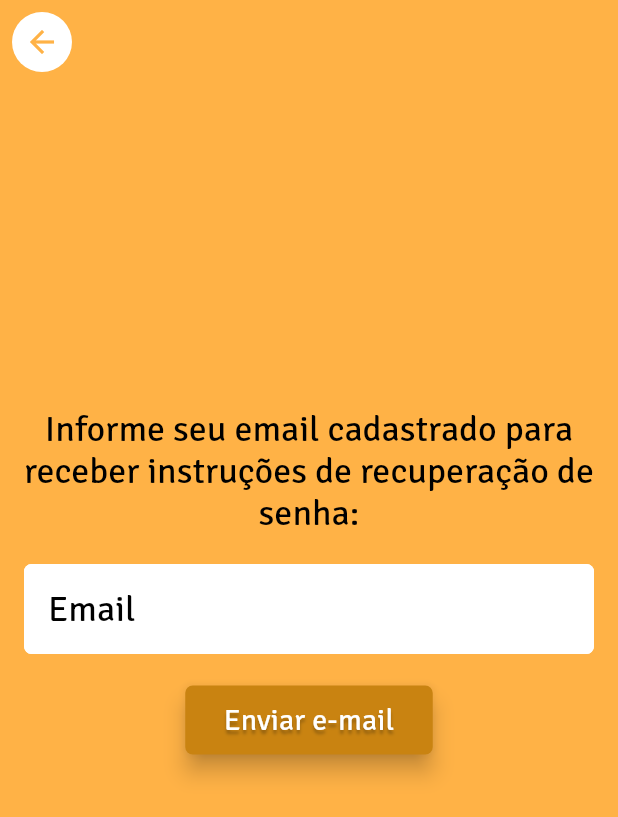
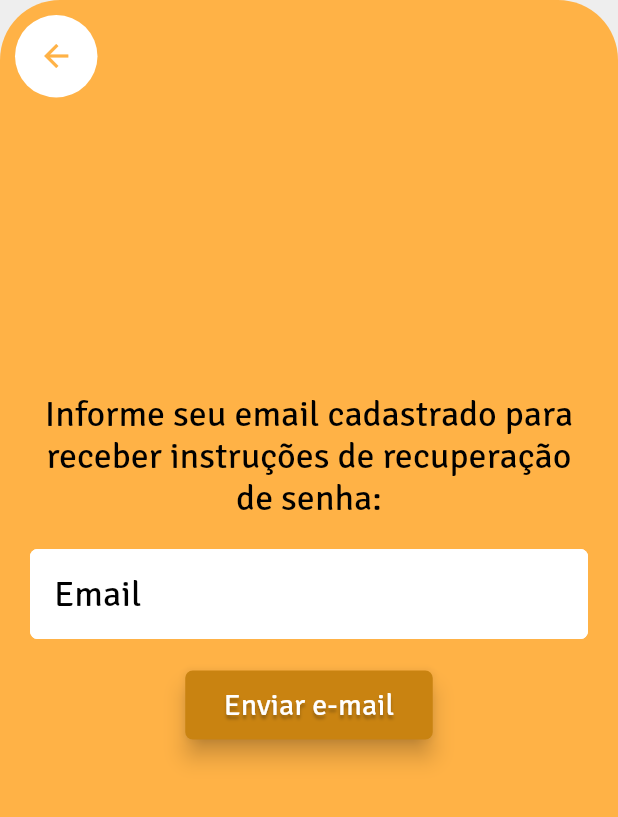
Before and after one commit to ElissonRochaa/MOBILE-25.1-ArtHub, a Flutter app: the TelaEsqueceuSenha screen opened by its route, on a phone screen of 412 x 824 dp. Shown: the top 817 px of the screen. Run offline on Flutter 3.47's test engine with Material 3 defaults, Android fonts, the phone set to English and light mode, and no system bars; our stand-ins replace curved_navigation_bar.

Commit message:
refactor: tela_esqueceu_senha.dart foi refatorada para ser um Stack

```diff
--- a/lib/pages/tela_esqueceu_senha.dart
+++ b/lib/pages/tela_esqueceu_senha.dart
@@ -1,3 +1,4 @@
+import 'package:arthub/widgets/botao_voltar_widget.dart';
 import 'package:flutter/material.dart';
 
 import '../config/themeApp.dart';
@@ -8,27 +9,30 @@ class TelaEsqueceuSenha extends StatelessWidget {
   @override
   Widget build(BuildContext context) {
     return Scaffold(
-      backgroundColor: Theme.of(context).colorScheme.primary,
-      appBar: AppBar(
-        backgroundColor: Theme.of(context).colorScheme.primary,
-        elevation: 0,
-        leading: IconButton.filled(
-          style: IconButton.styleFrom(backgroundColor: Colors.white),
-          onPressed: () {
-            Navigator.pop(context);
-          },
-          icon: Icon(
-            Icons.arrow_back,
+      body: Stack(
+        children: [
+          Container(
+            width: MediaQuery.of(context).size.width,
+            height: MediaQuery.of(context).size.height,
+            decoration: BoxDecoration(
               color: Theme.of(context).colorScheme.primary,
+              borderRadius: BorderRadius.only(
+                topLeft: Radius.circular(40),
+                topRight: Radius.circular(40),
               ),
             ),
           ),
-      body: Padding(
-        padding: const EdgeInsets.all(16.0),
+          Positioned(
+              left: 10,
+              top: 10,
+              child: BotaoVoltarWidget()
+          ),
+          Positioned(
+            top: MediaQuery.of(context).size.height / 2 - 150,
+            left: 20,
+            right: 20,
             child: Column(
-          mainAxisAlignment: MainAxisAlignment.start,
               children: [
-            const SizedBox(height: 200),
                 Text(
                   'Informe seu email cadastrado para receber instruções de recuperação de senha:',
                   style: Theme.of(
@@ -87,6 +91,8 @@ class TelaEsqueceuSenha extends StatelessWidget {
               ],
             ),
           ),
+        ],
+      ),
     );
   }
 }
```
Lines whose indentation alone changed are shown as unchanged.
